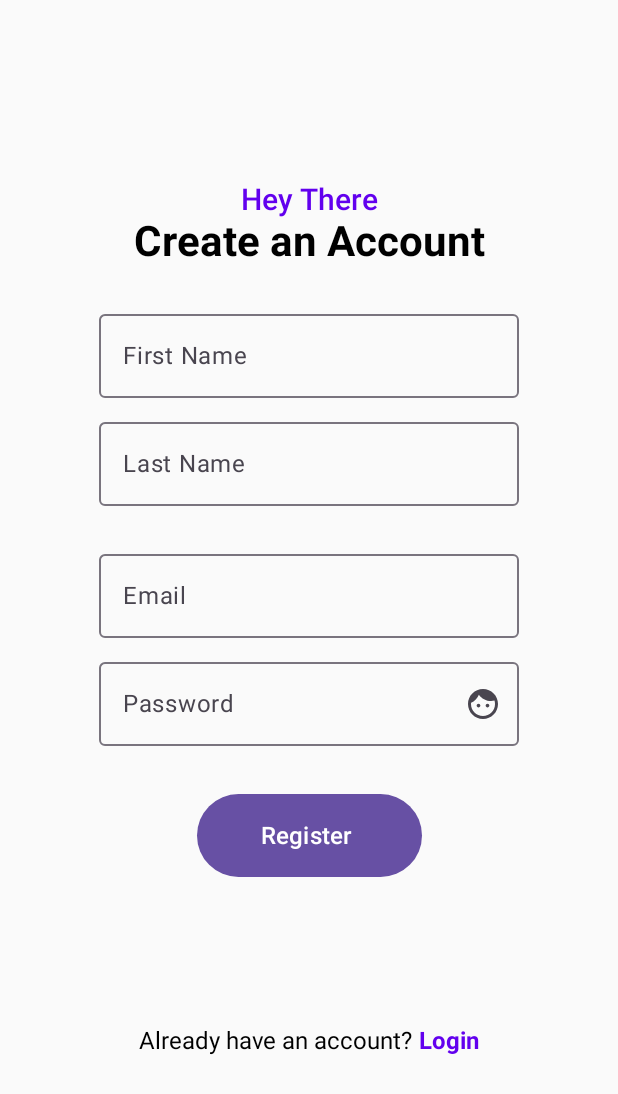
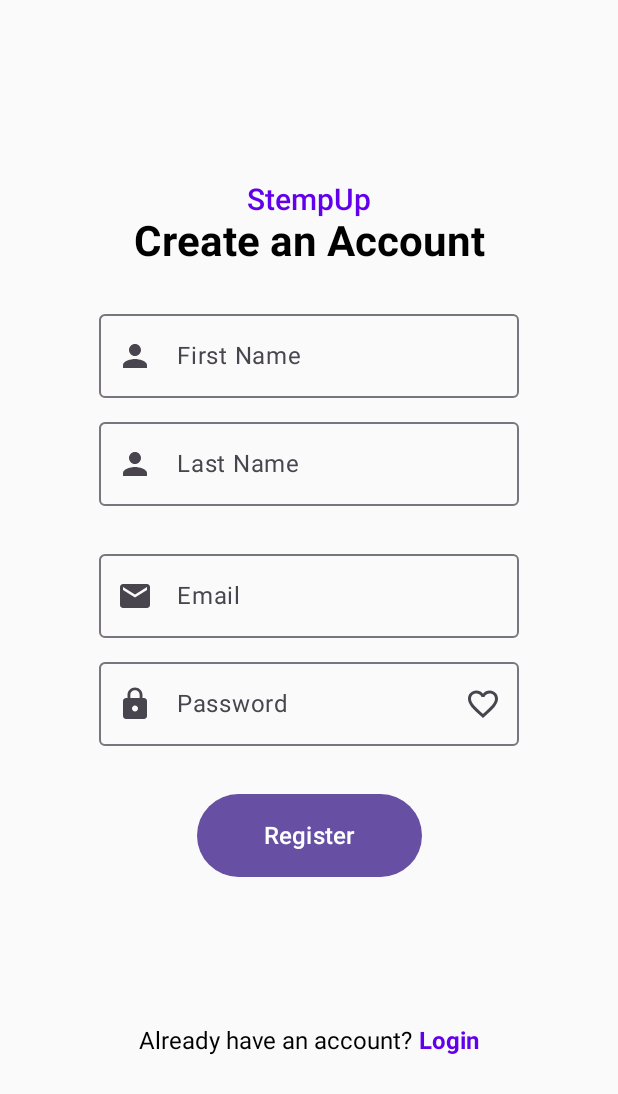
Before and after one commit to damiantadla/StampUp, an Android app built with Jetpack Compose: the RegisterScreen screen opened through its navigation route, on a phone screen of 412 x 824 dp. Shown: the top 1094 px of the screen. Run offline under Robolectric (Android 15) with nearby library versions, the phone set to English and light mode, and no system bars.

Commit message:
Add AppComponents.kt Use AppComponents.kt

```diff
--- /dev/null
+++ b/app/src/main/java/com/example/stempup/AppComponents.kt
@@ -0,0 +1,124 @@
+package com.example.stempup
+
+import androidx.compose.foundation.layout.size
+import androidx.compose.foundation.text.ClickableText
+import androidx.compose.foundation.text.KeyboardOptions
+import androidx.compose.material.icons.Icons
+import androidx.compose.material.icons.filled.Face
+import androidx.compose.material.icons.filled.Favorite
+import androidx.compose.material.icons.filled.FavoriteBorder
+import androidx.compose.material3.Button
+import androidx.compose.material3.Icon
+import androidx.compose.material3.IconButton
+import androidx.compose.material3.OutlinedTextField
+import androidx.compose.material3.Text
+import androidx.compose.runtime.Composable
+import androidx.compose.runtime.mutableStateOf
+import androidx.compose.runtime.remember
+import androidx.compose.ui.Modifier
+import androidx.compose.ui.graphics.painter.Painter
+import androidx.compose.ui.res.painterResource
+import androidx.compose.ui.res.stringResource
+import androidx.compose.ui.text.AnnotatedString
+import androidx.compose.ui.text.TextStyle
+import androidx.compose.ui.text.font.FontWeight
+import androidx.compose.ui.text.input.KeyboardType
+import androidx.compose.ui.text.input.PasswordVisualTransformation
+import androidx.compose.ui.text.input.VisualTransformation
+import androidx.compose.ui.unit.dp
+import androidx.compose.ui.unit.sp
+
+@Composable
+fun NormalTextComponent(value: String){
+    Text(
+        text = value,
+        fontSize = 20.sp,
+        fontWeight = FontWeight.Medium,
+        color = primaryColor
+    )
+}
+
+@Composable
+fun HeadingTextComponent(value: String){
+    Text(
+        text = value,
+        fontSize = 28.sp,
+        fontWeight = FontWeight.Bold
+    )
+}
+
+@Composable
+fun MyTextField(labelValue: String, painterResource: Painter){
+
+    val textValue = remember {
+        mutableStateOf("")
+    }
+
+    OutlinedTextField(
+        label = { Text(text = labelValue) },
+        value = textValue.value,
+        keyboardOptions = KeyboardOptions.Default,
+        onValueChange = { textValue.value = it },
+        leadingIcon = { Icon(painter = painterResource, contentDescription ="" )}
+
+
+    )
+}
+
+@Composable
+fun PasswordTextField(labelValue: String, painterResource: Painter){
+
+    val password = remember {
+        mutableStateOf("")
+    }
+
+    val passwordVisible = remember {
+        mutableStateOf(false)
+    }
+
+    OutlinedTextField(
+        label = { Text(text = labelValue) },
+        value = password.value,
+        keyboardOptions = KeyboardOptions(keyboardType = KeyboardType.Password),
+        onValueChange = { password.value = it },
+        leadingIcon = { Icon(painter = painterResource, contentDescription ="" )},
+        trailingIcon = {
+
+            val iconImage = if (passwordVisible.value){
+                Icons.Filled.Favorite //TODO Zmienic kurwa ikonke
+            } else{
+                Icons.Filled.FavoriteBorder //TODO Zmienic ikonke bo nie umiem
+            }
+
+            var description = if(passwordVisible.value){
+                stringResource(id = R.string.hide_password)
+            }else{
+                stringResource(id = R.string.show_password)
+            }
+
+            IconButton(onClick = {passwordVisible.value = !passwordVisible.value}) {
+                Icon(
+                    imageVector = iconImage,
+                    contentDescription = description
+                )
+
+            }
+        },
+
+        visualTransformation = if(passwordVisible.value) VisualTransformation.None else PasswordVisualTransformation()
+
+
+    )
+}
+
+
+@Composable
+fun MyButton(labelValue: String){
+    Button(
+        modifier = Modifier.size(150.dp, 55.dp),
+        onClick = {}){
+        Text(
+            fontSize = 16.sp,
+            text = labelValue )
+    }
+}
--- a/app/src/main/java/com/example/stempup/RegisterScreen.kt
+++ b/app/src/main/java/com/example/stempup/RegisterScreen.kt
@@ -7,14 +7,11 @@ import androidx.compose.foundation.layout.Spacer
 import androidx.compose.foundation.layout.fillMaxSize
 import androidx.compose.foundation.layout.height
 import androidx.compose.foundation.layout.size
-import androidx.compose.foundation.layout.width
 import androidx.compose.foundation.text.ClickableText
 import androidx.compose.foundation.text.KeyboardOptions
 import androidx.compose.material.icons.Icons
-import androidx.compose.material.icons.filled.ArrowBack
 import androidx.compose.material.icons.filled.Face
 import androidx.compose.material.icons.filled.Favorite
-import androidx.compose.material.icons.filled.FavoriteBorder
 import androidx.compose.material3.Button
 import androidx.compose.material3.Icon
 import androidx.compose.material3.IconButton
@@ -27,6 +24,8 @@ import androidx.compose.runtime.remember
 import androidx.compose.runtime.setValue
 import androidx.compose.ui.Alignment
 import androidx.compose.ui.Modifier
+import androidx.compose.ui.res.painterResource
+import androidx.compose.ui.res.stringResource
 import androidx.compose.ui.text.AnnotatedString
 import androidx.compose.ui.text.font.FontWeight
 import androidx.compose.ui.text.input.KeyboardType
@@ -35,7 +34,6 @@ import androidx.compose.ui.text.input.VisualTransformation
 import androidx.compose.ui.unit.dp
 import androidx.compose.ui.unit.sp
 import androidx.navigation.NavHostController
-import java.time.format.TextStyle
 
 @Composable
 fun RegisterScreen(navController: NavHostController) {
@@ -44,77 +42,43 @@ fun RegisterScreen(navController: NavHostController) {
         verticalArrangement = Arrangement.Center,
         horizontalAlignment = Alignment.CenterHorizontally
     ){
-        Text(text = "Hey There", fontSize = 20.sp, fontWeight = FontWeight.Medium, color = primaryColor)
-        Text(text = "Create an Account", fontSize = 28.sp, fontWeight = FontWeight.Bold)
+        NormalTextComponent(value = stringResource(id = R.string.app_name))
+        HeadingTextComponent(value = stringResource(id = R.string.register_text))
+
+
         Spacer(modifier = Modifier.height(24.dp))
 
 
-        var first_name by remember {
-            mutableStateOf("")
-        }
+        MyTextField(
+            labelValue = stringResource(id = R.string.first_name),
+            painterResource(id = R.drawable.baseline_person_24)
+        )
 
 
-        OutlinedTextField(value = first_name, onValueChange = {first_name = it}, label = {
-            Text(text = "First Name")
-        })
+        Spacer(modifier = Modifier.height(8.dp))
+
+        MyTextField(
+            labelValue = stringResource(id = R.string.last_name),
+            painterResource = painterResource(id = R.drawable.baseline_person_24)
+        )
+        Spacer(modifier = Modifier.height(24.dp))
+
+        MyTextField(
+            labelValue = stringResource(id = R.string.email),
+            painterResource = painterResource(id = R.drawable.baseline_mail_24)
+        )
         Spacer(modifier = Modifier.height(8.dp))
 
 
-        var last_name by remember {
-            mutableStateOf("")
-        }
-
-        OutlinedTextField(value = last_name, onValueChange = {last_name=it}, label = {
-            Text(text = "Last Name")
-        })
-        Spacer(modifier = Modifier.height(24.dp))
-
-        var email by remember {
-            mutableStateOf("")
-        }
-
-        OutlinedTextField(value = email, onValueChange = {email=it}, label = {
-            Text(text = "Email")
-        })
-        Spacer(modifier = Modifier.height(8.dp))
+        PasswordTextField(
+            labelValue = stringResource(id = R.string.password) ,
+            painterResource = painterResource(id = R.drawable.baseline_lock_24) )
 
 
-        //zmienna do hasła
-        var password by remember { mutableStateOf("") }
+        Spacer(modifier = Modifier.height(32.dp))
 
-        // Zmeinna Zapisyuwanie stanu czy visible czy nie
-        var passwordVisible by remember { mutableStateOf(false) }
+        MyButton(labelValue = stringResource(id = R.string.register))
 
-        // Tworzenie Samego Pola
-        OutlinedTextField(
-            value = password,
-            onValueChange = {password = it },
-            label = { Text("Password") },
-            singleLine = true,
-            placeholder = { Text("Password") },
-            visualTransformation = if (passwordVisible) VisualTransformation.None else PasswordVisualTransformation(),
-            keyboardOptions = KeyboardOptions(keyboardType = KeyboardType.Password),
-            trailingIcon = {
-                val image = if (passwordVisible)
-                    Icons.Filled.Favorite // TODO Tutaj ikonki sa do zmiany bo wjebalem na szybko !!!
-                else Icons.Filled.Face // TODO Tutaj ikonka jest do zmiany bo wjebalem na szybko !!!
-
-                val description = if (passwordVisible) "Hide password" else "Show password"
-
-                IconButton(onClick = {passwordVisible = !passwordVisible}){
-                    Icon(imageVector  = image, description)
-                }
-            }
-        )
-
-        Spacer(modifier = Modifier.height(32.dp))
-        Button(
-            modifier = Modifier.size(150.dp, 55.dp),
-            onClick = {}){
-            Text(
-                fontSize = 16.sp,
-                text = "Register ")
-        }
         Spacer(modifier = Modifier.height(100.dp))
 
 
--- /dev/null
+++ b/app/src/main/res/drawable/baseline_lock_24.xml
@@ -0,0 +1,5 @@
+<vector xmlns:android="http://schemas.android.com/apk/res/android" android:height="24dp" android:tint="#000000" android:viewportHeight="24" android:viewportWidth="24" android:width="24dp">
+
+    <path android:fillColor="@android:color/white" android:pathData="M18,8h-1L17,6c0,-2.76 -2.24,-5 -5,-5S7,3.24 7,6v2L6,8c-1.1,0 -2,0.9 -2,2v10c0,1.1 0.9,2 2,2h12c1.1,0 2,-0.9 2,-2L20,10c0,-1.1 -0.9,-2 -2,-2zM12,17c-1.1,0 -2,-0.9 -2,-2s0.9,-2 2,-2 2,0.9 2,2 -0.9,2 -2,2zM15.1,8L8.9,8L8.9,6c0,-1.71 1.39,-3.1 3.1,-3.1 1.71,0 3.1,1.39 3.1,3.1v2z"/>
+
+</vector>
--- /dev/null
+++ b/app/src/main/res/drawable/baseline_mail_24.xml
@@ -0,0 +1,5 @@
+<vector xmlns:android="http://schemas.android.com/apk/res/android" android:height="24dp" android:tint="#000000" android:viewportHeight="24" android:viewportWidth="24" android:width="24dp">
+
+    <path android:fillColor="@android:color/white" android:pathData="M20,4L4,4c-1.1,0 -1.99,0.9 -1.99,2L2,18c0,1.1 0.9,2 2,2h16c1.1,0 2,-0.9 2,-2L22,6c0,-1.1 -0.9,-2 -2,-2zM20,8l-8,5 -8,-5L4,6l8,5 8,-5v2z"/>
+
+</vector>
--- /dev/null
+++ b/app/src/main/res/drawable/baseline_person_24.xml
@@ -0,0 +1,5 @@
+<vector xmlns:android="http://schemas.android.com/apk/res/android" android:height="24dp" android:tint="#000000" android:viewportHeight="24" android:viewportWidth="24" android:width="24dp">
+
+    <path android:fillColor="@android:color/white" android:pathData="M12,12c2.21,0 4,-1.79 4,-4s-1.79,-4 -4,-4 -4,1.79 -4,4 1.79,4 4,4zM12,14c-2.67,0 -8,1.34 -8,4v2h16v-2c0,-2.66 -5.33,-4 -8,-4z"/>
+
+</vector>
--- /dev/null
+++ b/app/src/main/res/drawable/baseline_visibility_24.xml
@@ -0,0 +1,5 @@
+<vector xmlns:android="http://schemas.android.com/apk/res/android" android:height="24dp" android:tint="#000000" android:viewportHeight="24" android:viewportWidth="24" android:width="24dp">
+
+    <path android:fillColor="@android:color/white" android:pathData="M12,4.5C7,4.5 2.73,7.61 1,12c1.73,4.39 6,7.5 11,7.5s9.27,-3.11 11,-7.5c-1.73,-4.39 -6,-7.5 -11,-7.5zM12,17c-2.76,0 -5,-2.24 -5,-5s2.24,-5 5,-5 5,2.24 5,5 -2.24,5 -5,5zM12,9c-1.66,0 -3,1.34 -3,3s1.34,3 3,3 3,-1.34 3,-3 -1.34,-3 -3,-3z"/>
+
+</vector>
--- /dev/null
+++ b/app/src/main/res/drawable/baseline_visibility_off_24.xml
@@ -0,0 +1,5 @@
+<vector xmlns:android="http://schemas.android.com/apk/res/android" android:height="24dp" android:tint="#000000" android:viewportHeight="24" android:viewportWidth="24" android:width="24dp">
+
+    <path android:fillColor="@android:color/white" android:pathData="M12,7c2.76,0 5,2.24 5,5 0,0.65 -0.13,1.26 -0.36,1.83l2.92,2.92c1.51,-1.26 2.7,-2.89 3.43,-4.75 -1.73,-4.39 -6,-7.5 -11,-7.5 -1.4,0 -2.74,0.25 -3.98,0.7l2.16,2.16C10.74,7.13 11.35,7 12,7zM2,4.27l2.28,2.28 0.46,0.46C3.08,8.3 1.78,10.02 1,12c1.73,4.39 6,7.5 11,7.5 1.55,0 3.03,-0.3 4.38,-0.84l0.42,0.42L19.73,22 21,20.73 3.27,3 2,4.27zM7.53,9.8l1.55,1.55c-0.05,0.21 -0.08,0.43 -0.08,0.65 0,1.66 1.34,3 3,3 0.22,0 0.44,-0.03 0.65,-0.08l1.55,1.55c-0.67,0.33 -1.41,0.53 -2.2,0.53 -2.76,0 -5,-2.24 -5,-5 0,-0.79 0.2,-1.53 0.53,-2.2zM11.84,9.02l3.15,3.15 0.02,-0.16c0,-1.66 -1.34,-3 -3,-3l-0.17,0.01z"/>
+
+</vector>
--- a/app/src/main/res/values/strings.xml
+++ b/app/src/main/res/values/strings.xml
@@ -1,3 +1,11 @@
 <resources>
     <string name="app_name">StempUp</string>
+    <string name="register_text">Create an Account</string>
+    <string name="first_name">First Name</string>
+    <string name="last_name">Last Name</string>
+    <string name="email">Email</string>
+    <string name="password">Password</string>
+    <string name="hide_password">Hide Password</string>
+    <string name="show_password">Show Password</string>
+    <string name="register">Register</string>
 </resources>
```
